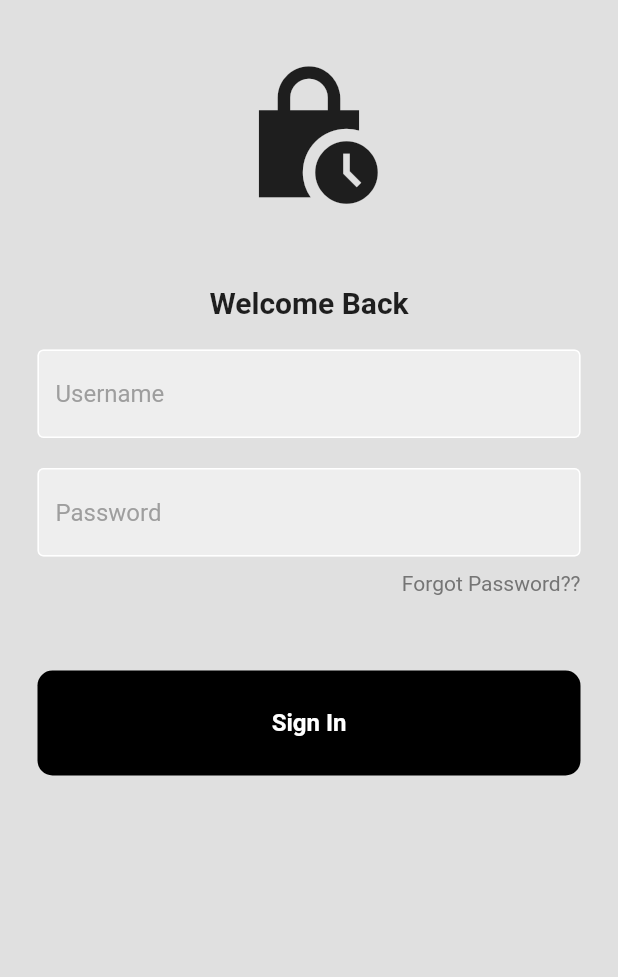
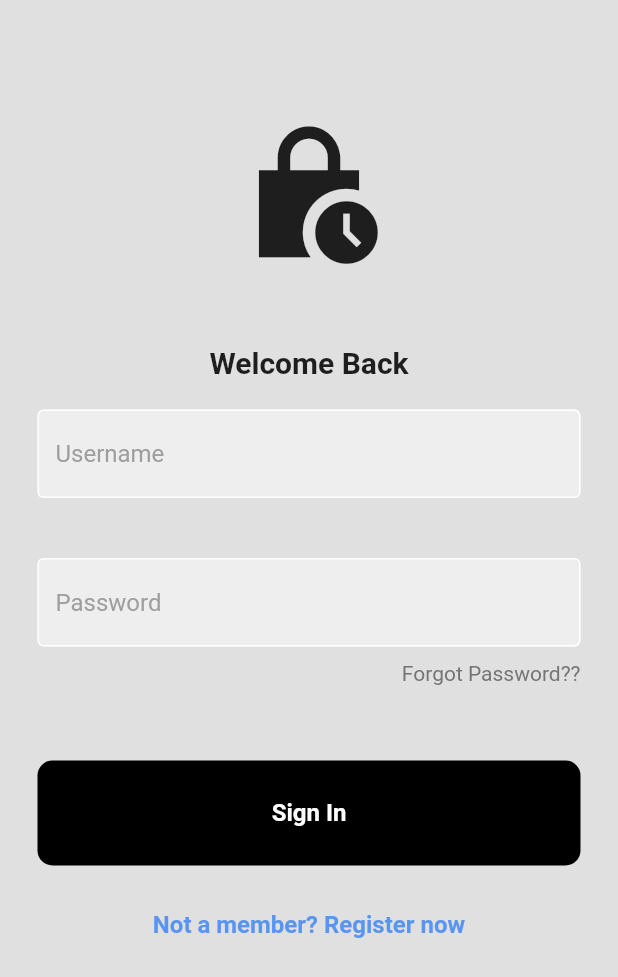
Before and after one commit to Makanakyjr/todo_app, a Flutter app: the screen it shows after launch, on a phone screen of 412 x 824 dp. Shown: the top 977 px of the screen. Run offline on Flutter 3.47's test engine with Material 2 defaults, Android fonts, the phone set to English and light mode, and no system bars; our stand-ins replace cloud_firestore, firebase_core; accounts and stored records are empty.

```diff
--- a/lib/login_page.dart
+++ b/lib/login_page.dart
@@ -23,7 +23,7 @@ class _LoginPageState extends State<LoginPage> {
         child: Column(
           children: [
             const SizedBox(
-              height: 40,
+              height: 80,
             ),
             const Icon(
               Icons.lock_clock_sharp,
@@ -43,7 +43,7 @@ class _LoginPageState extends State<LoginPage> {
               hintText: ('Username'),
               obsecureText: false,
             ),
-            const SizedBox(height: 20),
+            const SizedBox(height: 40),
             MyTextField(
               controller: passwordController,
               hintText: ('Password'),
@@ -70,6 +70,19 @@ class _LoginPageState extends State<LoginPage> {
             SignInPage(
               onTap: signUserIn,
             ),
+            const SizedBox(height: 30),
+            const Column(
+              children: [
+                Text(
+                  'Not a member? Register now',
+                  style: TextStyle(
+                    fontSize: 16,
+                    fontWeight: FontWeight.w600,
+                    color: Color.fromARGB(255, 88, 149, 240),
+                  ),
+                )
+              ],
+            )
           ],
         ),
       ),
```
